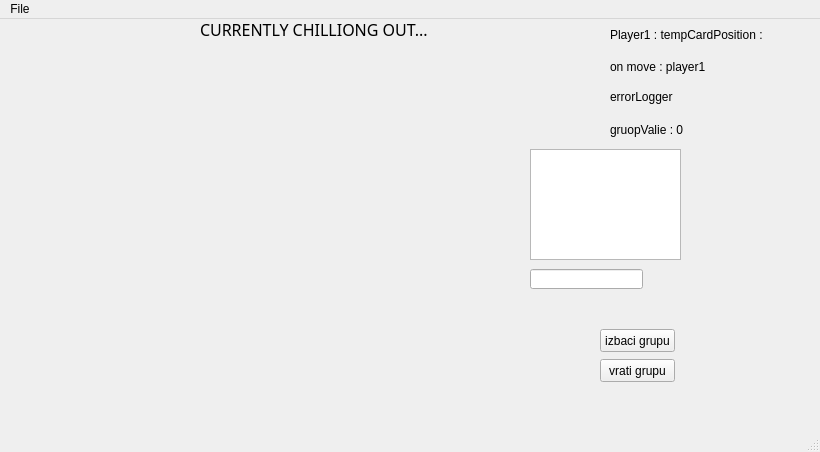
This is game.ui in stefanivanic/RemiFINAL as Qt 5 draws it before an edit. The edited form follows.
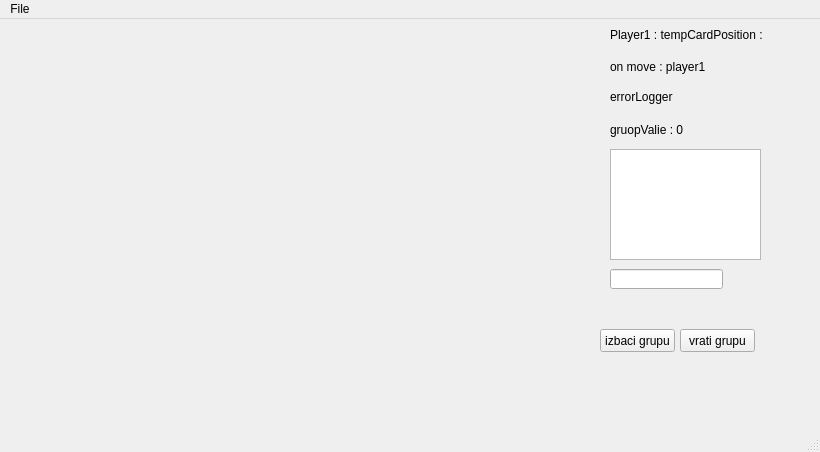
This is the edited form.

What changed in the file:
```diff
--- a/game.ui
+++ b/game.ui
@@ -45,25 +45,6 @@
      <string>on move : player1</string>
     </property>
    </widget>
-   <widget class="QLabel" name="aiLogger">
-    <property name="geometry">
-     <rect>
-      <x>200</x>
-      <y>0</y>
-      <width>311</width>
-      <height>21</height>
-     </rect>
-    </property>
-    <property name="font">
-     <font>
-      <family>CF Nuclear War</family>
-      <pointsize>12</pointsize>
-     </font>
-    </property>
-    <property name="text">
-     <string>CURRENTLY CHILLIONG OUT...</string>
-    </property>
-   </widget>
    <widget class="QPushButton" name="throwGroup">
     <property name="geometry">
      <rect>
@@ -115,8 +96,8 @@
    <widget class="QPushButton" name="undoGroup">
     <property name="geometry">
      <rect>
-      <x>600</x>
-      <y>340</y>
+      <x>680</x>
+      <y>310</y>
       <width>75</width>
       <height>23</height>
      </rect>
@@ -131,7 +112,7 @@
     </property>
     <property name="geometry">
      <rect>
-      <x>530</x>
+      <x>610</x>
       <y>130</y>
       <width>151</width>
       <height>111</height>
@@ -141,7 +122,7 @@
    <widget class="QLineEdit" name="lineEdit">
     <property name="geometry">
      <rect>
-      <x>530</x>
+      <x>610</x>
       <y>250</y>
       <width>113</width>
       <height>20</height>
```
